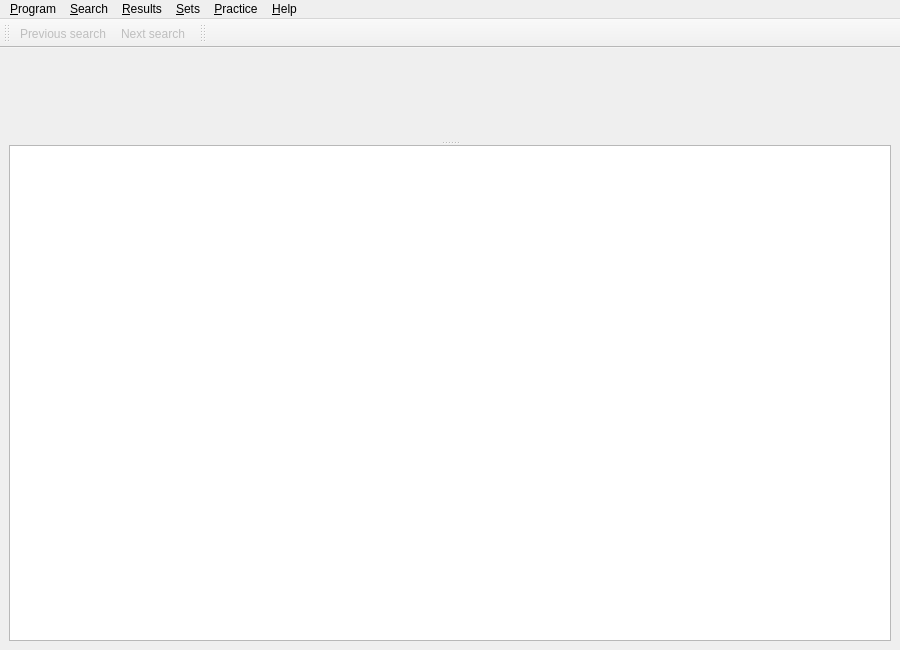
The window that src/gui/MainWindow.ui (Gnurou/tagainijisho) describes before a commit, drawn with Qt 5.
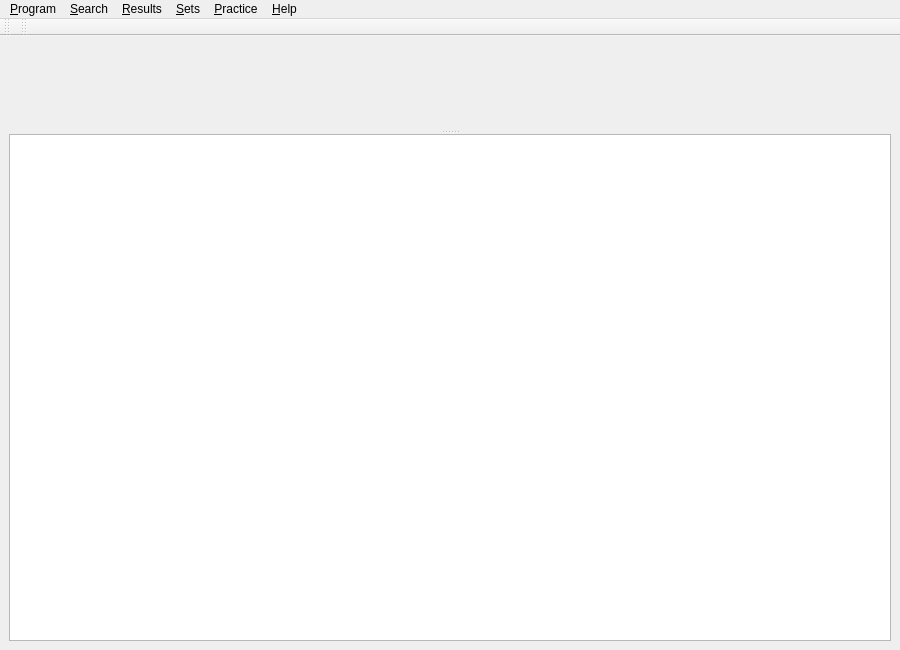
The same window after the commit. Icons and pictures are not drawn. Custom widgets are drawn as their Qt base class.

Commit message: Restored prev/next search buttons into the results view widget

What changed in the file:
```diff
--- a/src/gui/MainWindow.ui
+++ b/src/gui/MainWindow.ui
@@ -125,8 +125,6 @@
    <attribute name="toolBarBreak">
     <bool>false</bool>
    </attribute>
-   <addaction name="actionPreviousSearch"/>
-   <addaction name="actionNextSearch"/>
   </widget>
   <widget class="QToolBar" name="_filtersToolBar">
    <property name="windowTitle">
```
Left out of the diff: 2 changed lines with no effect on the pictures. The commit also changes 3 other files.
